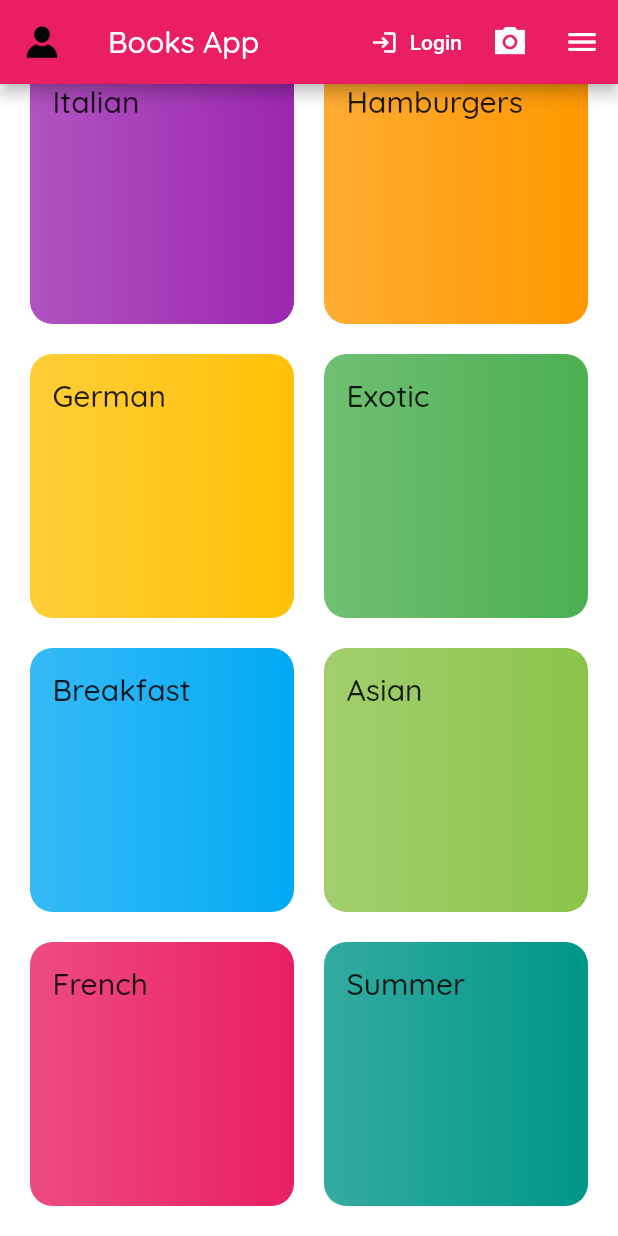
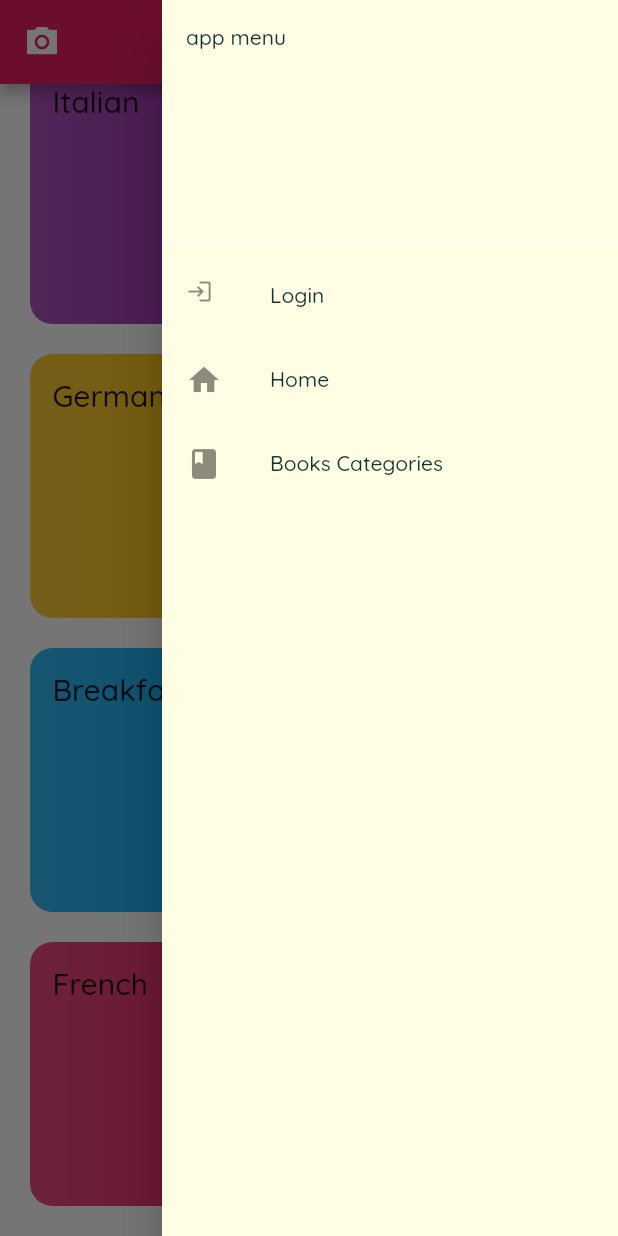
Before and after one commit to linoravny/Flutter-Books-App, a Flutter app: the screen it shows after launch, scrolled down 36 dp, after a tap on the "menu" icon, on a phone screen of 412 x 824 dp. Run offline on Flutter 3.47's test engine with Material 2 defaults, Android fonts, the phone set to English and light mode, and no system bars; our stand-ins replace image_picker, modal_bottom_sheet, url_launcher_web.

Commit message:
add menu + fix app bar rtl

```diff
--- a/lib/src/app.dart
+++ b/lib/src/app.dart
@@ -3,6 +3,8 @@ import 'dart:io';
 import 'package:flutter/cupertino.dart';
 import 'package:flutter/material.dart';
 import 'package:image_picker/image_picker.dart';
+
+import './menu.dart';
 import '../src/views/pages/books_categories.dart';
 
 class App extends StatefulWidget {
@@ -39,31 +41,9 @@ class _AppState extends State<App> {
         //   )
         //:
         Scaffold(
+      endDrawer: Menu(),
       appBar: AppBar(
-        title: const Text('Books App'),
-        leading: ClipRRect(
-          borderRadius: BorderRadius.circular(9.0),
-          child: Container(
-            color: Color(0xdb7093),
-            padding: EdgeInsets.all(10),
-            child: CircleAvatar(
-              backgroundColor: Color(0xdb7093),
-              backgroundImage: imageFile == null
-                  ? new AssetImage('assets/images/small-person-icon-24.jpg')
-                  : FileImage(File(imageFile.path)),
-            ),
-          ),
-        ),
-        actions: <Widget>[
-          TextButton.icon(
-            icon: Icon(Icons.login, size: 18),
-            label: Text("Login"),
-            style: ButtonStyle(
-              foregroundColor: MaterialStateProperty.all<Color>(Colors.white),
-            ),
-            onPressed: () async {},
-          ),
-          IconButton(
+        leading: IconButton(
           icon: Icon(Icons.camera_alt_sharp),
           tooltip: 'Open Device Camera',
           onPressed: () async {
@@ -72,13 +52,50 @@ class _AppState extends State<App> {
             setState(() {
               imageFile = tmpFile;
             });
-              }),
-          IconButton(
-            icon: Icon(Icons.menu),
-            tooltip: 'Menu',
-            onPressed: () async {},
+          },
         ),
+        title: Row(
+          mainAxisAlignment: MainAxisAlignment.center,
+          children: [
+            Container(
+              color: Color(0xdb7093),
+              padding: EdgeInsets.all(8),
+              child: CircleAvatar(
+                backgroundColor: Color(0xdb7093),
+                backgroundImage: imageFile == null
+                    ? new AssetImage('assets/images/small-person-icon-24.jpg')
+                    : FileImage(File(imageFile.path)),
+              ),
+            ),
+            Text('Books App'),
           ],
+        ),
+
+        // actions: <Widget>[
+        //   IconButton(
+        //       icon: Icon(Icons.camera_alt_sharp),
+        //       tooltip: 'Open Device Camera',
+        //       onPressed: () async {
+        //         final tmpFile = await _getImage(2);
+
+        //         setState(() {
+        //           imageFile = tmpFile;
+        //         });
+        //       }),
+        //   ClipRRect(
+        //     borderRadius: BorderRadius.circular(9.0),
+        //     child: Container(
+        //       color: Color(0xdb7093),
+        //       padding: EdgeInsets.all(10),
+        //       child: CircleAvatar(
+        //         backgroundColor: Color(0xdb7093),
+        //         backgroundImage: imageFile == null
+        //             ? new AssetImage('assets/images/small-person-icon-24.jpg')
+        //             : FileImage(File(imageFile.path)),
+        //       ),
+        //     ),
+        //   ),
+        // ],
       ),
       body: pageBody,
     );
--- /dev/null
+++ b/lib/src/menu.dart
@@ -0,0 +1,31 @@
+import 'package:flutter/material.dart';
+
+class Menu extends StatelessWidget {
+  @override
+  Widget build(BuildContext context) {
+    return Drawer(
+      child: ListView(
+        children: <Widget>[
+          DrawerHeader(
+            child: Text("app menu"),
+          ),
+          ListTile(
+            leading: Icon(Icons.login, size: 18),
+            title: Text('Login'),
+            onTap: () => {Navigator.of(context).pop()},
+          ),
+          ListTile(
+            leading: Icon(Icons.home),
+            title: Text('Home'),
+            onTap: () => {Navigator.of(context).pop()},
+          ),
+          ListTile(
+            leading: Icon(Icons.book),
+            title: Text('Books Categories'),
+            onTap: () => {Navigator.of(context).pop()},
+          ),
+        ],
+      ),
+    );
+  }
+}
```
Also changed, not shown: lib/src/business_logic/models/user.dart (added, +15 -0 lines), lib/src/views/pages/login_form.dart (added, +54 -0 lines). Lines whose indentation alone changed are shown as unchanged.
